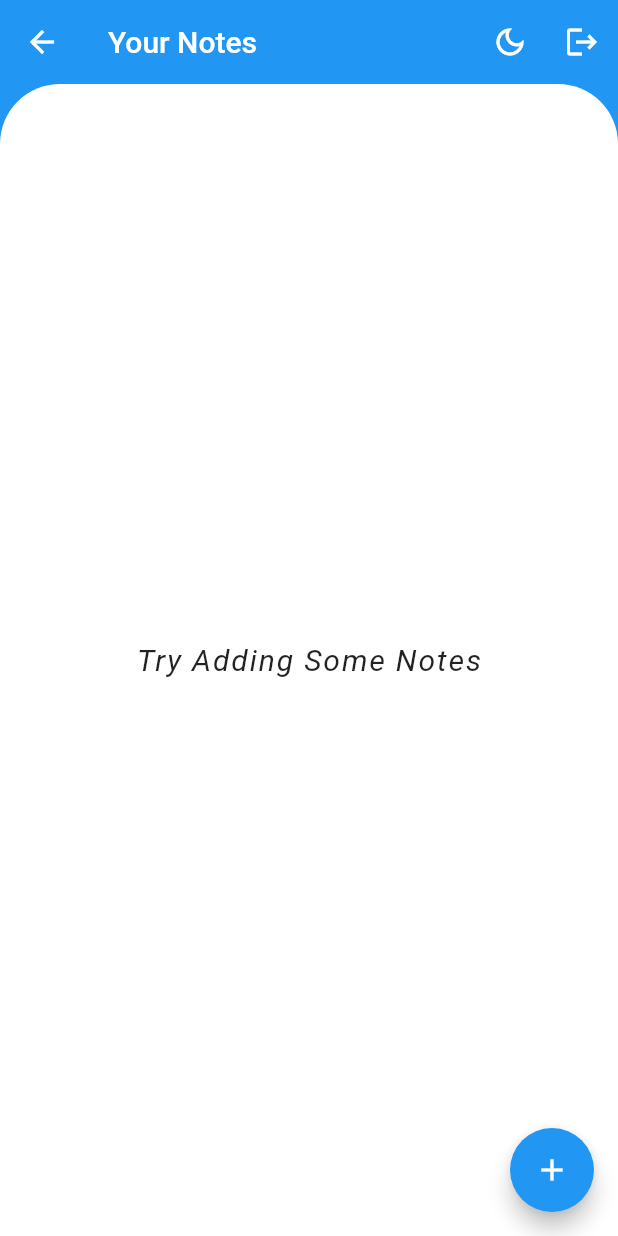
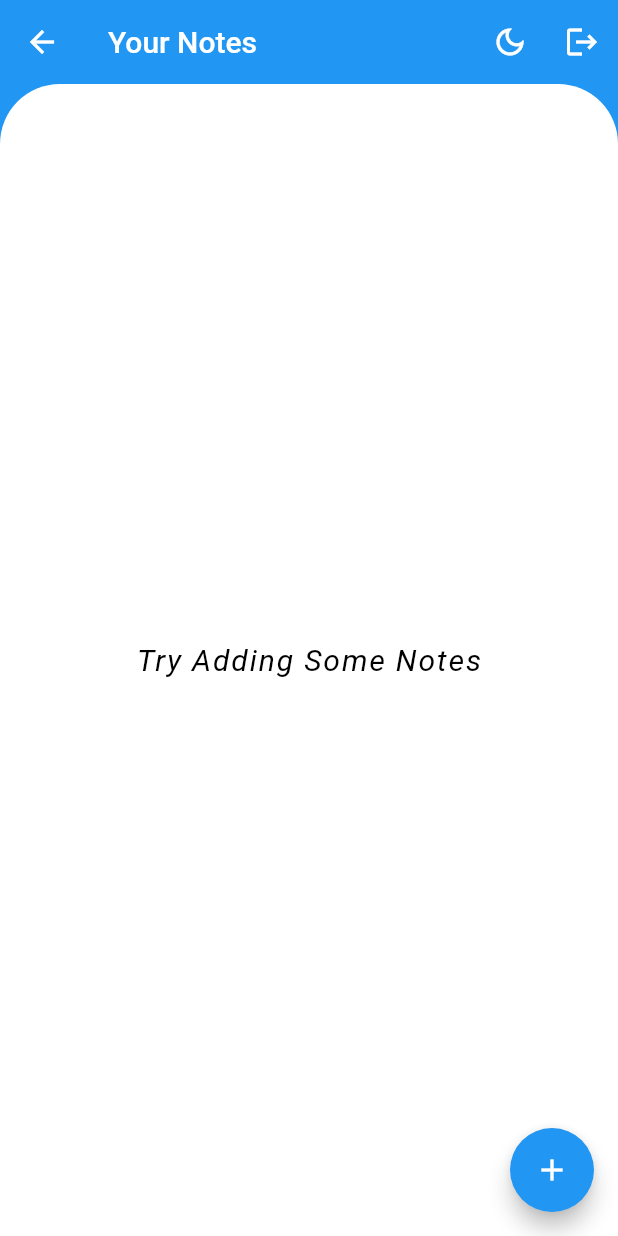
Before and after one commit to Qaisarali-Sulaimani/Air_Notes, a Flutter app: the HomeUI screen opened directly, on a phone screen of 412 x 824 dp. Run offline on Flutter 3.47's test engine with Material 2 defaults, Android fonts, the phone set to English and light mode, and no system bars; our stand-ins replace animated_text_kit, cloud_firestore, firebase_auth, firebase_core, flutter_bloc, get and 1 more; accounts and stored records are empty.

Commit message:
Commit Final

```diff
--- a/lib/main.dart
+++ b/lib/main.dart
@@ -26,7 +26,6 @@ class MyApp extends StatelessWidget {
     return GetMaterialApp(
       debugShowCheckedModeBanner: false,
       darkTheme: ThemeData.dark(),
-      themeMode: ThemeMode.system,
       home: BlocProvider<AuthBloc>(
         create: (context) => AuthBloc(FirebaseAuthProvider()),
         child: const HomePage(),
--- a/lib/mainui/homeui.dart
+++ b/lib/mainui/homeui.dart
@@ -136,6 +136,7 @@ class _HomeUIState extends State<HomeUI> {
                         fontStyle: FontStyle.italic,
                         fontWeight: FontWeight.w400,
                         letterSpacing: 1.2,
+                        color: Colors.black,
                       ),
                     ),
                   );
@@ -149,6 +150,7 @@ class _HomeUIState extends State<HomeUI> {
                       fontStyle: FontStyle.italic,
                       fontWeight: FontWeight.w400,
                       letterSpacing: 1.2,
+                      color: Colors.black,
                     ),
                   ),
                 );
```
